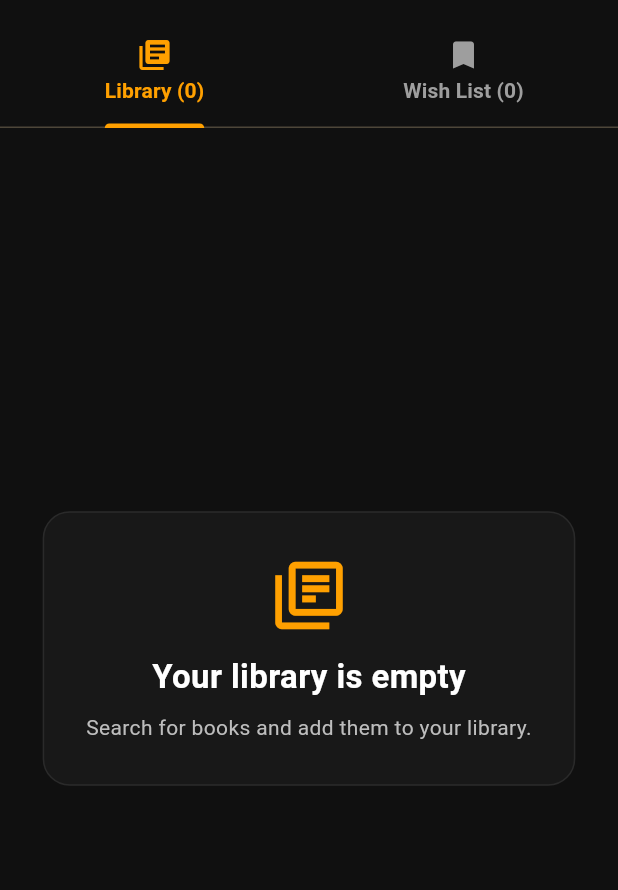
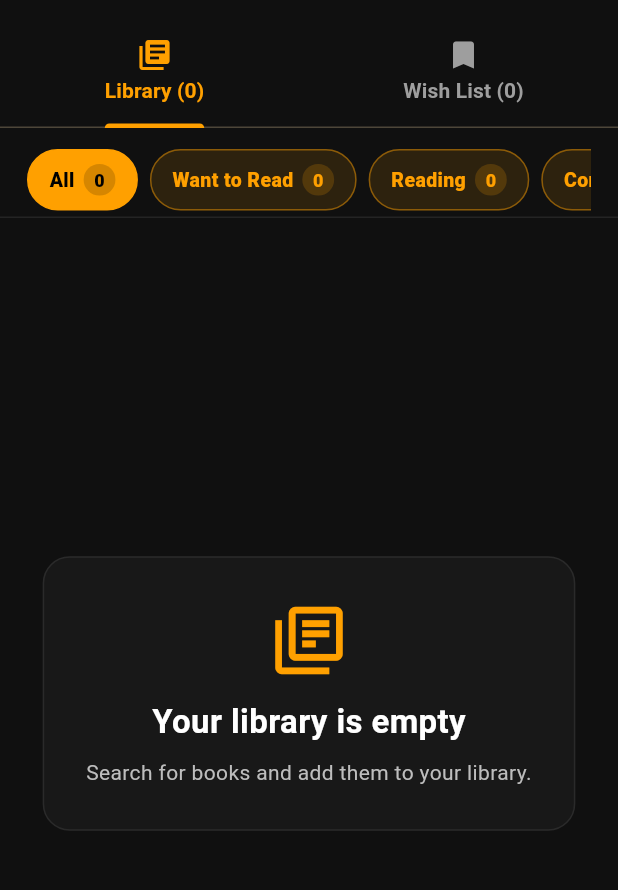
Before and after one commit to cgdalex/HomeLib, a Flutter app: the LibraryScreen screen opened directly, on a phone screen of 412 x 824 dp, the part 67-957 px from its top. Run offline on Flutter 3.47's test engine with Material 3 defaults, Android fonts, the phone set to English and light mode, and no system bars; our stand-ins replace flutter_dotenv, shared_preferences; accounts and stored records are empty.

Commit message:
Refactor LibraryScreen to use StatefulWidget and add status filtering for books

```diff
--- a/lib/screens/library_screen.dart
+++ b/lib/screens/library_screen.dart
@@ -7,12 +7,25 @@ import '../providers/library_provider.dart';
 
 // LibraryScreen shows the user's saved library and wish list.
 // This version uses the same dark Plex-style theme as the popup and HomeScreen.
-class LibraryScreen extends StatelessWidget {
+class LibraryScreen extends StatefulWidget {
   const LibraryScreen({super.key});
+
+  @override
+  State<LibraryScreen> createState() => _LibraryScreenState();
+}
+
+class _LibraryScreenState extends State<LibraryScreen> {
+  String _selectedLibraryStatus = 'All';
 
   @override
   Widget build(BuildContext context) {
     final library = context.watch<LibraryProvider>();
+
+    final filteredLibraryBooks = _selectedLibraryStatus == 'All'
+        ? library.savedBooks
+        : library.savedBooks.where((book) {
+            return book.status == _selectedLibraryStatus;
+          }).toList();
 
     return DefaultTabController(
       length: 2,
@@ -50,13 +63,26 @@ class LibraryScreen extends StatelessWidget {
         ),
         body: TabBarView(
           children: [
-            _buildBookList(
+            Column(
+              children: [
+                _buildStatusFilterBar(
+                  allBooks: library.savedBooks,
+                ),
+                Expanded(
+                  child: _buildBookList(
                     context: context,
-              books: library.savedBooks,
+                    books: filteredLibraryBooks,
                     emptyIcon: Icons.library_books_outlined,
-              emptyTitle: 'Your library is empty',
-              emptySubtitle: 'Search for books and add them to your library.',
+                    emptyTitle: _selectedLibraryStatus == 'All'
+                        ? 'Your library is empty'
+                        : 'No $_selectedLibraryStatus books',
+                    emptySubtitle: _selectedLibraryStatus == 'All'
+                        ? 'Search for books and add them to your library.'
+                        : 'Try choosing a different reading status filter.',
                     isWishlist: false,
+                  ),
+                ),
+              ],
             ),
             _buildBookList(
               context: context,
@@ -67,6 +93,107 @@ class LibraryScreen extends StatelessWidget {
               isWishlist: true,
             ),
           ],
+        ),
+      ),
+    );
+  }
+
+  // Builds the filter bar shown above the main Library tab.
+  Widget _buildStatusFilterBar({
+    required List<Book> allBooks,
+  }) {
+    final statuses = [
+      'All',
+      'Want to Read',
+      'Reading',
+      'Completed',
+    ];
+
+    return Container(
+      width: double.infinity,
+      padding: const EdgeInsets.fromLTRB(18, 14, 18, 4),
+      decoration: const BoxDecoration(
+        color: Color(0xFF101010),
+        border: Border(
+          bottom: BorderSide(
+            color: Color(0xFF242424),
+          ),
+        ),
+      ),
+      child: SingleChildScrollView(
+        scrollDirection: Axis.horizontal,
+        child: Row(
+          children: statuses.map((status) {
+            final isSelected = _selectedLibraryStatus == status;
+            final count = status == 'All'
+                ? allBooks.length
+                : allBooks.where((book) => book.status == status).length;
+
+            return Padding(
+              padding: const EdgeInsets.only(right: 8),
+              child: InkWell(
+                borderRadius: BorderRadius.circular(999),
+                onTap: () {
+                  setState(() {
+                    _selectedLibraryStatus = status;
+                  });
+                },
+                child: Container(
+                  padding: const EdgeInsets.symmetric(
+                    horizontal: 14,
+                    vertical: 9,
+                  ),
+                  decoration: BoxDecoration(
+                    color: isSelected
+                        ? Colors.amber.shade700
+                        : Colors.amber.shade700.withOpacity(0.12),
+                    borderRadius: BorderRadius.circular(999),
+                    border: Border.all(
+                      color: isSelected
+                          ? Colors.amber.shade700
+                          : Colors.amber.shade700.withOpacity(0.45),
+                    ),
+                  ),
+                  child: Row(
+                    mainAxisSize: MainAxisSize.min,
+                    children: [
+                      Text(
+                        status,
+                        style: TextStyle(
+                          color: isSelected ? Colors.black : Colors.amber.shade700,
+                          fontSize: 13,
+                          fontWeight: FontWeight.w800,
+                        ),
+                      ),
+                      const SizedBox(width: 6),
+                      Container(
+                        padding: const EdgeInsets.symmetric(
+                          horizontal: 7,
+                          vertical: 2,
+                        ),
+                        decoration: BoxDecoration(
+                          color: isSelected
+                              ? Colors.black.withOpacity(0.16)
+                              : Colors.amber.shade700.withOpacity(0.18),
+                          borderRadius: BorderRadius.circular(999),
+                        ),
+                        child: Text(
+                          count.toString(),
+                          style: TextStyle(
+                            color: isSelected
+                                ? Colors.black
+                                : Colors.amber.shade700,
+                            fontSize: 12,
+                            fontWeight: FontWeight.w800,
+                          ),
+                        ),
+                      ),
+                    ],
+                  ),
+                ),
+              ),
+            );
+          }).toList(),
         ),
       ),
     );
@@ -329,7 +456,7 @@ class LibraryScreen extends StatelessWidget {
           },
           icon: const Icon(Icons.delete_outline),
         ),
-      )
+      ),
     );
   }
 
```
Lines whose indentation alone changed are shown as unchanged.
